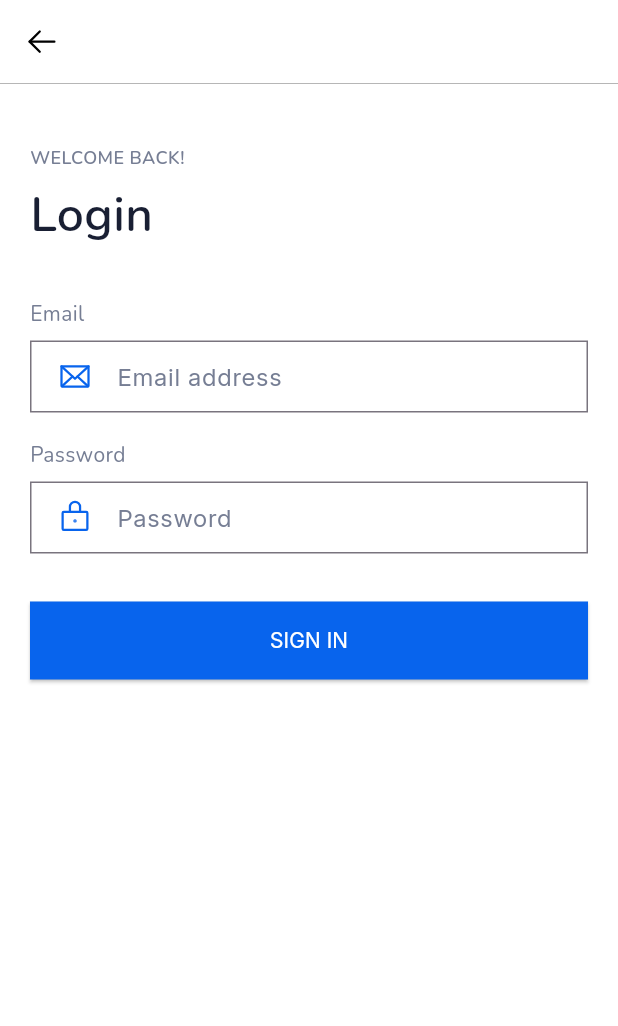
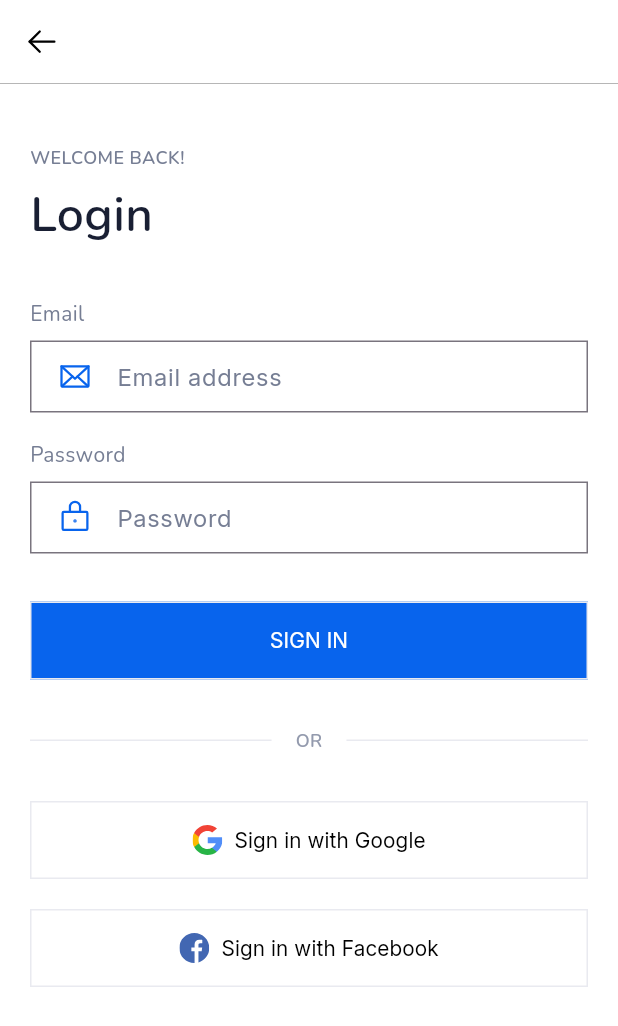
Before and after one commit to shair2048/news_app_fe, a Flutter app: the screen it shows after launch, on a phone screen of 412 x 824 dp. Shown: the top 1026 px of the screen. Run offline on Flutter 3.47's test engine with Material 3 defaults, Android fonts, the phone set to English and light mode, and no system bars; our stand-ins replace flutter_riverpod, flutter_svg.

Commit message:
Custom button with button name, icon, color

```diff
--- a/lib/features/auth/view/pages/login_page.dart
+++ b/lib/features/auth/view/pages/login_page.dart
@@ -4,6 +4,7 @@ import 'package:flutter_riverpod/flutter_riverpod.dart';
 import 'package:news_app_fe/core/widgets/custom_app_bar.dart';
 import 'package:news_app_fe/features/auth/view/widgets/custom_button.dart';
 import 'package:news_app_fe/features/auth/view/widgets/form_text_field.dart';
+import 'package:news_app_fe/features/auth/view/widgets/or_divider.dart';
 
 class LoginPage extends ConsumerStatefulWidget {
   const LoginPage({super.key});
@@ -57,7 +58,24 @@ class _LoginPageState extends ConsumerState<LoginPage> {
                   textfieldIcon: 'assets/icons/lock.svg',
                 ),
                 SizedBox(height: 32),
-                CustomButton(buttonText: 'SIGN IN'),
+                CustomButton(
+                  buttonLabel: 'SIGN IN',
+                  buttonLabelColor: '0xffffffff',
+                  buttonColor: '0xff0864ED',
+                ),
+                SizedBox(height: 32),
+                const OrDivider(),
+                SizedBox(height: 32),
+                CustomButton(
+                  buttonLabel: 'Sign in with Google',
+                  buttonIcon: 'assets/icons/google_icon.svg',
+                ),
+                SizedBox(height: 20),
+                CustomButton(
+                  buttonLabel: 'Sign in with Facebook',
+                  buttonIcon: 'assets/icons/facebook_icon.svg',
+                ),
+                SizedBox(height: 20),
               ],
             ),
           ),
--- a/lib/features/auth/view/widgets/custom_button.dart
+++ b/lib/features/auth/view/widgets/custom_button.dart
@@ -1,27 +1,53 @@
 import 'package:flutter_riverpod/flutter_riverpod.dart';
 import 'package:flutter/material.dart';
+import 'package:flutter_svg/svg.dart';
 
 class CustomButton extends ConsumerWidget {
-  final String? buttonText;
-  const CustomButton({super.key, this.buttonText});
+  final String? buttonLabel;
+  final String? buttonLabelColor;
+  final String? buttonIcon;
+  final String? buttonColor;
+  const CustomButton({
+    super.key,
+    this.buttonLabel,
+    this.buttonLabelColor,
+    this.buttonIcon,
+    this.buttonColor,
+  });
 
   @override
   Widget build(BuildContext context, WidgetRef ref) {
     return SizedBox(
       width: double.infinity,
-      child: ElevatedButton(
+      child: ElevatedButton.icon(
         onPressed: () {
-          // press to register
+          // press to action
         },
+        icon:
+            buttonIcon != null
+                ? SvgPicture.asset(buttonIcon!, width: 20, height: 20)
+                : null,
+
         style: ElevatedButton.styleFrom(
-          backgroundColor: Color(0xff0864ED),
+          backgroundColor:
+              buttonColor != null
+                  ? Color(int.parse(buttonColor!))
+                  : const Color(0xffffffff),
           padding: EdgeInsets.symmetric(vertical: 16),
-          shape: RoundedRectangleBorder(borderRadius: BorderRadius.circular(0)),
+          shape: RoundedRectangleBorder(
+            borderRadius: BorderRadius.circular(0),
+            side: const BorderSide(color: Color(0xffE9EAF0), width: 1),
+          ),
+          elevation: 0,
         ),
-        child: Text(
-          buttonText ?? '',
+
+        label: Text(
+          buttonLabel ?? '',
           style: TextStyle(
-            color: Colors.white,
+            color:
+                buttonLabelColor != null
+                    ? Color(int.parse(buttonLabelColor!))
+                    : const Color(0xff000000),
             fontSize: 14,
             fontFamily: 'Inter',
             fontWeight: FontWeight.w400,
--- /dev/null
+++ b/lib/features/auth/view/widgets/or_divider.dart
@@ -0,0 +1,41 @@
+import 'package:flutter/material.dart';
+import 'package:flutter_riverpod/flutter_riverpod.dart';
+
+class OrDivider extends ConsumerWidget {
+  const OrDivider({super.key});
+
+  @override
+  Widget build(BuildContext context, WidgetRef ref) {
+    return Row(
+      children: [
+        const Expanded(
+          child: Divider(
+            // height: 10,
+            thickness: 1,
+            indent: 0,
+            endIndent: 16,
+            color: Color(0xffE9EAF0),
+          ),
+        ),
+        const Text(
+          'OR',
+          style: TextStyle(
+            color: Color(0xff939AAD),
+            fontSize: 12,
+            fontFamily: 'Nunito',
+            fontWeight: FontWeight.w600,
+          ),
+        ),
+        const Expanded(
+          child: Divider(
+            // height: 10,
+            thickness: 1,
+            indent: 16,
+            endIndent: 0,
+            color: Color(0xffE9EAF0),
+          ),
+        ),
+      ],
+    );
+  }
+}
```
Also changed, not shown: assets/icons/facebook_icon.svg (added), assets/icons/google_icon.svg (added).
